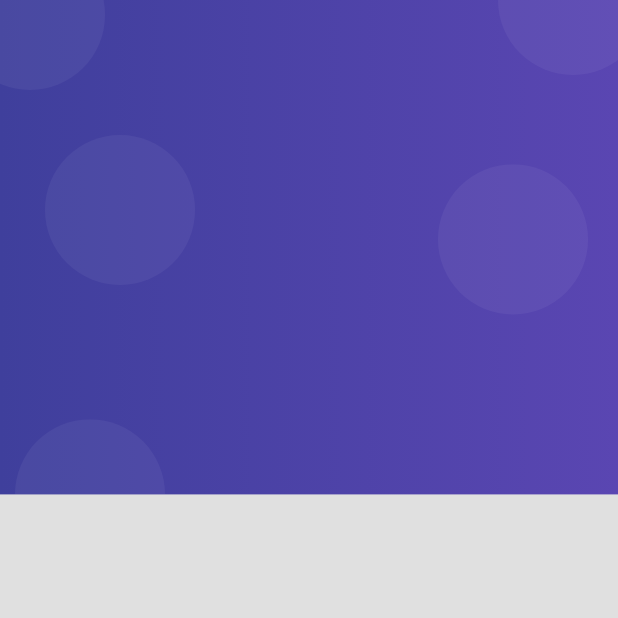
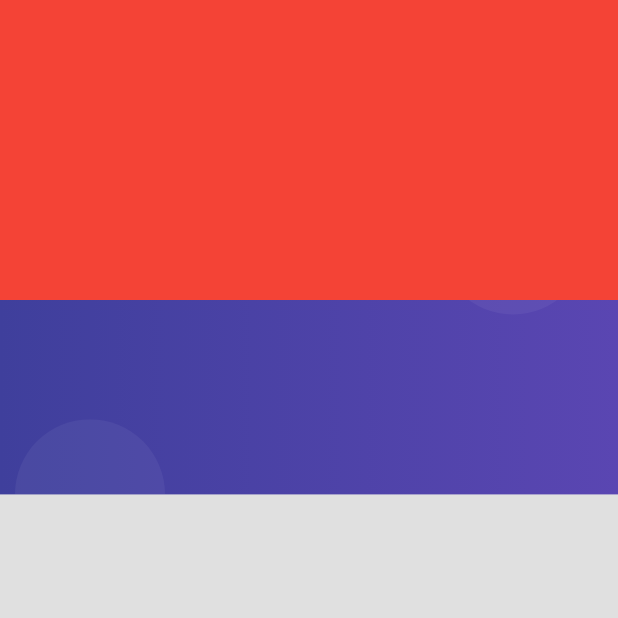
Before and after one commit to pachperdev/crud-loging-app-flutter, a Flutter app: the screen it shows after launch, on a phone screen of 412 x 824 dp, the top half of it. Run offline on Flutter 3.47's test engine with Material 2 defaults, Android fonts, the phone set to English and light mode, and no system bars.

Commit message:
Icono central y widgets como argumentos

```diff
--- a/lib/screens/loging_screen.dart
+++ b/lib/screens/loging_screen.dart
@@ -6,8 +6,14 @@
 
   @override
   Widget build(BuildContext context) {
-    return const Scaffold(
-      body: AutBackground(),
+    return Scaffold(
+      body: AutBackground(
+        child: Container(
+          width: double.infinity,
+          height: 200,
+          color: Colors.red,
+        ),
+      ),
     );
   }
 }
--- a/lib/widgets/auth_background.dart
+++ b/lib/widgets/auth_background.dart
@@ -1,16 +1,20 @@
 import 'package:flutter/material.dart';
 
 class AutBackground extends StatelessWidget {
-  const AutBackground({super.key});
+  final Widget child;
+
+  const AutBackground({super.key, required this.child});
 
   @override
   Widget build(BuildContext context) {
-    return Container(
+    return SizedBox(
       width: double.infinity,
       height: double.infinity,
       child: Stack(
-        children: const [
-          _PurpleBox(),
+        children: [
+          const _PurpleBox(),
+          const _HeaderIcon(),
+          child,
         ],
       ),
     );
@@ -65,3 +69,18 @@
     );
   }
 }
+
+class _HeaderIcon extends StatelessWidget {
+  const _HeaderIcon();
+
+  @override
+  Widget build(BuildContext context) {
+    return SafeArea(
+      child: Container(
+        width: double.infinity,
+        margin: const EdgeInsets.only(top: 30),
+        child: const Icon(Icons.person_pin, color: Colors.white, size: 100),
+      ),
+    );
+  }
+}
```
